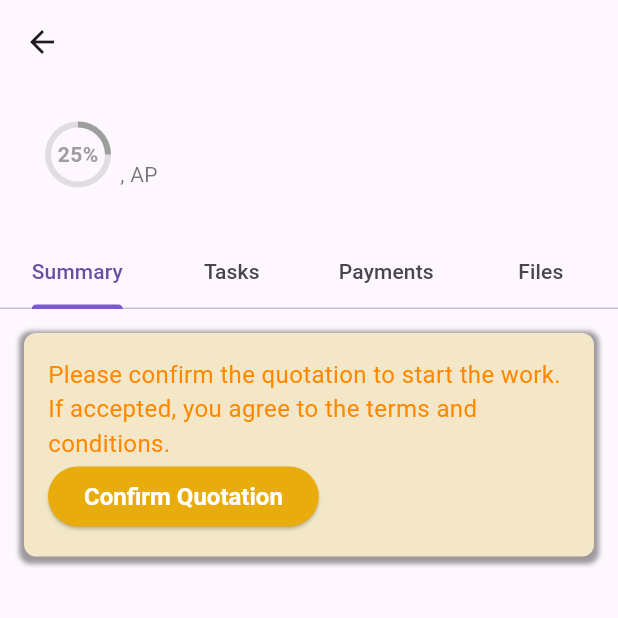
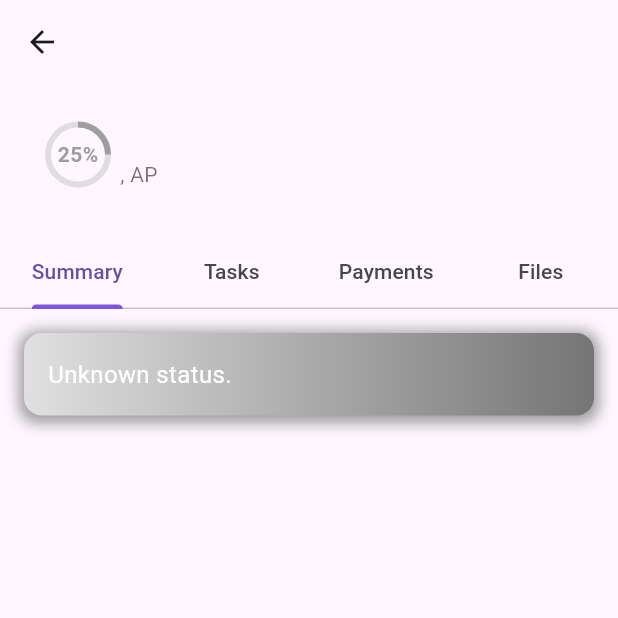
Before and after one commit to sammingasainath/fhaidaCRM, a Flutter app: the UpdatesScreen screen opened directly with empty values, on a phone screen of 412 x 824 dp, the top half of it. Run offline on Flutter 3.47's test engine with Material 3 defaults, Android fonts, the phone set to English and light mode, and no system bars; our stand-ins replace cloud_firestore, country_code_picker, firebase_auth, firebase_core, flutter_riverpod, flutter_svg and 2 more; missing offline and left inert: dart:ffi; accounts and stored records are empty; Roboto replaces fonts that are missing (Futuristic).

Commit message:
Modified the Summary and Dashboard Page according to all the statuses, integ with fb

```diff
--- a/lib/providers/project_provider.dart
+++ b/lib/providers/project_provider.dart
@@ -11,7 +11,7 @@ final projectListProvider = FutureProvider<List<Project>>((ref) async {
   return await repository.getProjects();
 });
 
-enum DashboardTab { all, inProgress, completed, pending }
+enum DashboardTab { all, inProgress, completed, pending, shipped }
 
 final dashboardTabProvider =
     StateProvider<DashboardTab>((ref) => DashboardTab.all);
@@ -24,7 +24,10 @@ final filteredProjectListProvider = Provider<AsyncValue<List<Project>>>((ref) {
     switch (selectedTab) {
       case DashboardTab.inProgress:
         return projects
-            .where((project) => project.status == 'Sampling In Process')
+            .where((project) =>
+                project.status == 'Sampling In Process' ||
+                project.status == 'Quotation Accepted' ||
+                project.status == 'Sent To Lab')
             .toList();
       case DashboardTab.completed:
         return projects
@@ -32,7 +35,15 @@ final filteredProjectListProvider = Provider<AsyncValue<List<Project>>>((ref) {
             .toList();
       case DashboardTab.pending:
         return projects
-            .where((project) => project.status == 'Action Required')
+            .where((project) =>
+                project.status == 'Action Required' ||
+                project.status == 'Quotation Requested' ||
+                project.status == 'Quotation Sent')
+            .toList();
+
+      case DashboardTab.shipped:
+        return projects
+            .where((project) => project.status == 'reportShipped')
             .toList();
       case DashboardTab.all:
       default:
--- a/lib/screens/dashboard_screen.dart
+++ b/lib/screens/dashboard_screen.dart
@@ -83,10 +83,20 @@ class TabBarWidget extends ConsumerWidget {
         int allCount = projects.length;
         int completedCount =
             projects.where((p) => p.status == 'reportRecieved').length;
-        int inProgressCount =
-            projects.where((p) => p.status == 'Sampling In Process').length;
-        int pendingCount =
-            projects.where((p) => p.status == 'Action Required').length;
+        int inProgressCount = projects
+            .where((p) =>
+                p.status == 'Sampling In Process' ||
+                p.status == 'Quotation Accepted' ||
+                p.status == 'Sent To Lab')
+            .length;
+        int pendingCount = projects
+            .where((p) =>
+                p.status == 'Action Required' ||
+                p.status == 'Quotation Requested' ||
+                p.status == 'Quotation Sent')
+            .length;
+        int shippedCount =
+            projects.where((p) => p.status == 'reportShipped').length;
 
         return SingleChildScrollView(
           scrollDirection: Axis.horizontal,
@@ -114,6 +124,7 @@ class TabBarWidget extends ConsumerWidget {
                 Tab(text: 'In Progress ($inProgressCount)'),
                 Tab(text: 'Completed ($completedCount)'),
                 Tab(text: 'Pending ($pendingCount)'),
+                Tab(text: 'Shipped ($shippedCount)'),
               ],
               onTap: (index) {
                 ref.read(dashboardTabProvider.notifier).state =
--- a/lib/screens/projects_detail_screen.dart
+++ b/lib/screens/projects_detail_screen.dart
@@ -1,7 +1,10 @@
 import 'package:flutter/material.dart';
-// import 'package:flutter/widgets.dart';
 import '../models/project.dart';
-import '../widgets/project_card_comprehensive.dart'; // Ensure this import includes the definition of the Update class
+import '../widgets/project_card_comprehensive.dart';
+import '../widgets/summary_tab.dart';
+import '../widgets/tasks_tab.dart';
+import '../widgets/payments_tab.dart';
+import '../widgets/files_tab.dart';
 
 class UpdatesScreen extends StatelessWidget {
   final Project project;
@@ -11,16 +14,14 @@ class UpdatesScreen extends StatelessWidget {
   @override
   Widget build(BuildContext context) {
     return DefaultTabController(
-      length: 4, // Number of tabs
+      length: 4,
       child: Scaffold(
         appBar: AppBar(
           title: Text(''),
         ),
         body: Column(
           children: [
-            ProjectCardComp(
-                project: project), // Add ProjectCard above the TabBar
-
+            ProjectCardComp(project: project),
             TabBar(
               indicatorColor: Color(0xff7F56D9),
               tabs: [
@@ -30,7 +31,6 @@ class UpdatesScreen extends StatelessWidget {
                 Tab(text: 'Files'),
               ],
             ),
-
             Expanded(
               child: TabBarView(
                 children: [
@@ -47,192 +47,3 @@ class UpdatesScreen extends StatelessWidget {
     );
   }
 }
-
-class SummaryTab extends StatelessWidget {
-  final Project project;
-
-  SummaryTab({required this.project});
-
-  @override
-  Widget build(BuildContext context) {
-    return Padding(
-      padding: const EdgeInsets.all(16.0),
-      child: Column(
-        children: [
-          Container(
-            decoration: BoxDecoration(
-              color: Color.fromARGB(255, 252, 239, 205).withOpacity(0.90),
-              boxShadow: [
-                BoxShadow(
-                  color: Colors.black38,
-                  offset: Offset(0, 2), // Adjust the position of the shadow
-                  blurRadius: 2, // Set blur radius to 0 for a sharper shadow
-                  spreadRadius: 3, // Adjust the spread radius
-                ),
-              ],
-              borderRadius:
-                  BorderRadius.circular(8.0), // Optional: round the corners
-            ),
-            child: Padding(
-              padding: const EdgeInsets.all(16.0),
-              child: Column(
-                mainAxisAlignment: MainAxisAlignment.start,
-                crossAxisAlignment: CrossAxisAlignment.start,
-                children: [
-                  Text(
-                    'Please confirm the quotation to start the work. If accepted, you agree to the terms and conditions.',
-                    style: TextStyle(
-                        fontSize: 16, color: Color.fromARGB(255, 255, 136, 0)),
-                  ),
-                  // Add some spacing between the text and button
-                  ElevatedButton(
-                    style: ElevatedButton.styleFrom(
-                        backgroundColor: Color.fromARGB(255, 232, 173, 13),
-                        textStyle: TextStyle(
-                            color: Colors.white,
-                            fontSize: 16,
-                            fontWeight: FontWeight.bold)),
-                    onPressed: () {
-                      // Confirm quotation action
-                    },
-                    child: Text(
-                      'Confirm Quotation',
-                      style: TextStyle(color: Colors.white),
-                    ),
-                  ),
-                ],
-              ),
-            ),
-          ),
-          SizedBox(
-            height: 13,
-          ),
-          Expanded(
-            child: ListView.builder(
-              itemCount: project.updates.length,
-              itemBuilder: (context, index) {
-                final update = project.updates[index];
-                return TimelineTile(
-                  update: update,
-                  isLast: index == project.updates.length - 1,
-                );
-              },
-            ),
-          ),
-        ],
-      ),
-    );
-  }
-}
-
-class TasksTab extends StatelessWidget {
-  final Project project;
-
-  TasksTab({required this.project});
-
-  @override
-  Widget build(BuildContext context) {
-    return Center(
-      child: Text('Tasks will be displayed here.'),
-    );
-  }
-}
-
-class PaymentsTab extends StatelessWidget {
-  final Project project;
-
-  PaymentsTab({required this.project});
-
-  @override
-  Widget build(BuildContext context) {
-    return Padding(
-      padding: const EdgeInsets.all(16.0),
-      child: Column(
-        crossAxisAlignment: CrossAxisAlignment.start,
-        children: [
-          const Text(
-            'Payment Details',
-            style: TextStyle(fontSize: 24, fontWeight: FontWeight.bold),
-          ),
-          const SizedBox(height: 8),
-          Text(
-            'Agreed Fees: ₹${project.paymentDue}',
-            style: const TextStyle(fontSize: 18),
-          ),
-          const SizedBox(height: 8),
-          Text(
-            'Payment Received: ₹${project.paymentReceived}',
-            style: const TextStyle(fontSize: 18),
-          ),
-        ],
-      ),
-    );
-  }
-}
-
-class FilesTab extends StatelessWidget {
-  final Project project;
-
-  FilesTab({required this.project});
-
-  @override
-  Widget build(BuildContext context) {
-    return Center(
-      child: Text('Files will be displayed here.'),
-    );
-  }
-}
-
-class TimelineTile extends StatelessWidget {
-  final Update update;
-  final bool isLast;
-
-  const TimelineTile({required this.update, required this.isLast});
-
-  @override
-  Widget build(BuildContext context) {
-    return Row(
-      crossAxisAlignment: CrossAxisAlignment.start,
-      children: [
-        Column(
-          children: [
-            Container(
-              width: 40,
-              height: 40,
-              decoration: BoxDecoration(
-                color: Color(0xff7F56D9),
-                shape: BoxShape.circle,
-              ),
-              child: Center(
-                child: Text(
-                  '${update.id}',
-                  style: TextStyle(color: Colors.white, fontSize: 22),
-                ),
-              ),
-            ),
-            if (!isLast)
-              Container(
-                width: 2,
-                height: 60,
-                color: Color(0xff7F56D9),
-              ),
-          ],
-        ),
-        SizedBox(width: 16),
-        Column(
-          crossAxisAlignment: CrossAxisAlignment.start,
-          children: [
-            Text(
-              update.title,
-              style: TextStyle(fontSize: 16, fontWeight: FontWeight.bold),
-            ),
-            Text(
-              update.date,
-              style: TextStyle(color: Color.fromARGB(255, 107, 104, 104)),
-            ),
-          ],
-        ),
-      ],
-    );
-  }
-}
--- /dev/null
+++ b/lib/services/color_call_to_action_functions.dart
@@ -0,0 +1,142 @@
+import 'package:flutter/material.dart';
+
+class CallToAction {
+  final LinearGradient gradient;
+  final Color textColor;
+  final String message;
+  final List<CallToActionButton> buttons;
+
+  CallToAction({
+    required this.gradient,
+    required this.textColor,
+    required this.message,
+    required this.buttons,
+  });
+}
+
+class CallToActionButton {
+  final String text;
+  final VoidCallback? action;
+  final Color color;
+  final Color textColor;
+
+  CallToActionButton({
+    required this.text,
+    required this.action,
+    required this.color,
+    required this.textColor,
+  });
+}
+
+CallToAction getCallToAction(String status) {
+  switch (status) {
+    case 'Action Required':
+      return CallToAction(
+        gradient:
+            LinearGradient(colors: [Colors.red.shade300, Colors.red.shade600]),
+        textColor: Colors.white,
+        message: 'Upload BOQ to get the quotation',
+        buttons: [
+          CallToActionButton(
+            text: 'Upload',
+            action: () {},
+            color: Colors.white,
+            textColor: Colors.red.shade700,
+          ),
+        ],
+      );
+    case 'Quotation Requested':
+      return CallToAction(
+        gradient: LinearGradient(
+            colors: [Colors.orange.shade300, Colors.orange.shade600]),
+        textColor: Colors.white,
+        message: 'Quotation has been requested.',
+        buttons: [],
+      );
+    case 'Quotation Sent':
+      return CallToAction(
+        gradient: LinearGradient(colors: [
+          Color.fromARGB(255, 255, 180, 66),
+          Color.fromARGB(255, 255, 171, 103)
+        ]),
+        textColor: Colors.black,
+        message:
+            'Please confirm the quotation to start the work. If accepted, you agree to the terms and conditions.',
+        buttons: [
+          CallToActionButton(
+            text: 'Confirm Quotation',
+            action: () {},
+            color: Color.fromARGB(255, 240, 114, 5),
+            textColor: Colors.white,
+          ),
+          CallToActionButton(
+            text: 'View Quotation',
+            action: () {},
+            color: Colors.grey.shade300,
+            textColor: Colors.black,
+          ),
+        ],
+      );
+    case 'Quotation Accepted':
+      return CallToAction(
+        gradient: LinearGradient(
+            colors: [Colors.green.shade300, Colors.green.shade600]),
+        textColor: Colors.white,
+        message: 'The quotation has been accepted.',
+        buttons: [],
+      );
+    case 'Sampling In Process':
+      return CallToAction(
+        gradient: LinearGradient(
+            colors: [Colors.blue.shade300, Colors.blue.shade600]),
+        textColor: Colors.white,
+        message: 'Sampling is currently in process.',
+        buttons: [],
+      );
+    case 'Sent To Lab':
+      return CallToAction(
+        gradient: LinearGradient(
+            colors: [Colors.purple.shade300, Colors.purple.shade600]),
+        textColor: Colors.white,
+        message: 'Samples have been sent to the lab.',
+        buttons: [],
+      );
+    case 'reportRecieved':
+      return CallToAction(
+        gradient: LinearGradient(
+            colors: [Colors.teal.shade300, Colors.teal.shade600]),
+        textColor: Colors.white,
+        message: 'The report has been received.',
+        buttons: [
+          CallToActionButton(
+            text: 'View Report',
+            action: () {},
+            color: Colors.white,
+            textColor: Colors.teal.shade700,
+          ),
+          CallToActionButton(
+            text: 'Ship Now',
+            action: () {},
+            color: Colors.teal.shade700,
+            textColor: Colors.white,
+          ),
+        ],
+      );
+    case 'reportShipped':
+      return CallToAction(
+        gradient: LinearGradient(
+            colors: [Colors.brown.shade300, Colors.brown.shade600]),
+        textColor: Colors.white,
+        message: 'The report has been shipped.',
+        buttons: [],
+      );
+    default:
+      return CallToAction(
+        gradient: LinearGradient(
+            colors: [Colors.grey.shade300, Colors.grey.shade600]),
+        textColor: Colors.white,
+        message: 'Unknown status.',
+        buttons: [],
+      );
+  }
+}
--- a/lib/services/project_status_service.dart
+++ b/lib/services/project_status_service.dart
@@ -5,11 +5,17 @@ class ProjectStatusService {
   static double getProgress(String status) {
     switch (status) {
       case 'reportRecieved':
-        return 1.0;
+        return 0.90;
       case 'Sampling In Process':
+      case 'Quotation Accepted':
+      case 'Sent To Lab':
         return 0.75;
       case 'Action Required':
+      case 'Quotation Requested':
+      case 'Quotation Sent':
         return 0.5;
+      case 'reportShipped':
+        return 1.0;
       default:
         return 0.25;
     }
@@ -20,9 +26,15 @@ class ProjectStatusService {
       case 'reportRecieved':
         return Colors.green;
       case 'Sampling In Process':
+      case 'Quotation Accepted':
+      case 'Sent To Lab':
         return isAmount ? Colors.green : Colors.brown;
       case 'Action Required':
+      case 'Quotation Requested':
+      case 'Quotation Sent':
         return isAmount ? Colors.green : Colors.red;
+      case 'reportShipped':
+        return Colors.lightBlue;
       default:
         return Colors.black;
     }
@@ -33,9 +45,15 @@ class ProjectStatusService {
       case 'reportRecieved':
         return Colors.green;
       case 'Sampling In Process':
+      case 'Quotation Accepted':
+      case 'Sent To Lab':
         return Colors.orange;
       case 'Action Required':
+      case 'Quotation Requested':
+      case 'Quotation Sent':
         return Colors.red;
+      case 'reportShipped':
+        return Colors.lightBlue;
       default:
         return Colors.grey;
     }
@@ -49,6 +67,16 @@ class ProjectStatusService {
         return 'Sampling In Process';
       case 'Action Required':
         return 'Action Required';
+      case 'Quotation Accepted':
+        return 'Going To Start Work';
+      case 'Sent To Lab':
+        return 'Lab Tests Going On';
+      case 'reportShipped':
+        return 'Reports on their way';
+      case 'Quotation Sent':
+        return 'Accept Quotation';
+      case 'Quotation Requested':
+        return 'Preparing a Quotation for You';
       default:
         return 'Unknown Status';
     }
@@ -64,9 +92,20 @@ class ProjectStatusService {
           'lib/assets/shovel.svg',
           height: size,
           width: size,
+          color: color,
         );
       case 'Action Required':
         return Icon(Icons.warning, size: size, color: color);
+      case 'Quotation Accepted':
+        return Icon(Icons.check_circle, size: size, color: color);
+      case 'Sent To Lab':
+        return Icon(Icons.science, size: size, color: color);
+      case 'reportShipped':
+        return Icon(Icons.local_shipping, size: size, color: color);
+      case 'Quotation Sent':
+        return Icon(Icons.description, size: size, color: color);
+      case 'Quotation Requested':
+        return Icon(Icons.request_quote, size: size, color: color);
       default:
         return Icon(Icons.info, size: size, color: color);
     }
--- /dev/null
+++ b/lib/widgets/call_to_action_container.dart
@@ -0,0 +1,69 @@
+import 'package:flutter/material.dart';
+import '../models/project.dart';
+import '../services/color_call_to_action_functions.dart';
+
+class CallToActionContainer extends StatelessWidget {
+  final Project project;
+
+  CallToActionContainer({required this.project});
+
+  @override
+  Widget build(BuildContext context) {
+    final callToAction = getCallToAction(project.status);
+    return Container(
+      width: double.infinity,
+      decoration: BoxDecoration(
+        gradient: callToAction.gradient,
+        boxShadow: [
+          BoxShadow(
+            color: Colors.black38,
+            offset: Offset(0, 2),
+            blurRadius: 8,
+            spreadRadius: 3,
+          ),
+        ],
+        borderRadius: BorderRadius.circular(12.0),
+      ),
+      child: Padding(
+        padding: const EdgeInsets.all(16.0),
+        child: Column(
+          mainAxisAlignment: MainAxisAlignment.start,
+          crossAxisAlignment: CrossAxisAlignment.start,
+          children: [
+            Text(
+              callToAction.message,
+              style: TextStyle(fontSize: 16, color: callToAction.textColor),
+            ),
+            if (callToAction.buttons.isNotEmpty) ...[
+              SizedBox(height: 10),
+              Wrap(
+                spacing: 8.0, // Horizontal space between buttons
+                runSpacing: 8.0, // Vertical space between rows of buttons
+                children: callToAction.buttons.map((button) {
+                  return ElevatedButton(
+                    style: ElevatedButton.styleFrom(
+                      backgroundColor: button.color,
+                      textStyle: TextStyle(
+                        color: button.textColor,
+                        fontSize: 16,
+                        fontWeight: FontWeight.bold,
+                      ),
+                      shape: RoundedRectangleBorder(
+                        borderRadius: BorderRadius.circular(30.0),
+                      ),
+                    ),
+                    onPressed: button.action,
+                    child: Text(
+                      button.text,
+                      style: TextStyle(color: button.textColor),
+                    ),
+                  );
+                }).toList(),
+              ),
+            ],
+          ],
+        ),
+      ),
+    );
+  }
+}
--- a/lib/widgets/project_card.dart
+++ b/lib/widgets/project_card.dart
@@ -54,7 +54,7 @@ class ProjectCard extends StatelessWidget {
                     ),
                     SizedBox(height: 8.0),
                     Text(
-                      '${project.location}, AP',
+                      '${project.location},',
                       style: GoogleFonts.roboto(
                         fontSize: 14,
                         color: Colors.black54,
--- /dev/null
+++ b/lib/widgets/summary_tab.dart
@@ -0,0 +1,36 @@
+import 'package:flutter/material.dart';
+import '../models/project.dart';
+import 'call_to_action_container.dart';
+import 'timeline_tile.dart';
+
+class SummaryTab extends StatelessWidget {
+  final Project project;
+
+  SummaryTab({required this.project});
+
+  @override
+  Widget build(BuildContext context) {
+    return Padding(
+      padding: const EdgeInsets.all(16.0),
+      child: Column(
+        crossAxisAlignment: CrossAxisAlignment.start,
+        children: [
+          CallToActionContainer(project: project),
+          SizedBox(height: 22),
+          Expanded(
+            child: ListView.builder(
+              itemCount: project.updates.length,
+              itemBuilder: (context, index) {
+                final update = project.updates[index];
+                return TimelineTile(
+                  update: update,
+                  isLast: index == project.updates.length - 1,
+                );
+              },
+            ),
+          ),
+        ],
+      ),
+    );
+  }
+}
```
Also changed, not shown: lib/widgets/files_tab.dart (added, +15 -0 lines), lib/widgets/payments_tab.dart (added, +34 -0 lines), lib/widgets/tasks_tab.dart (added, +15 -0 lines), lib/widgets/timeline_tile.dart (added, +60 -0 lines), lib/services/call_to_action_functions.dart (deleted).
